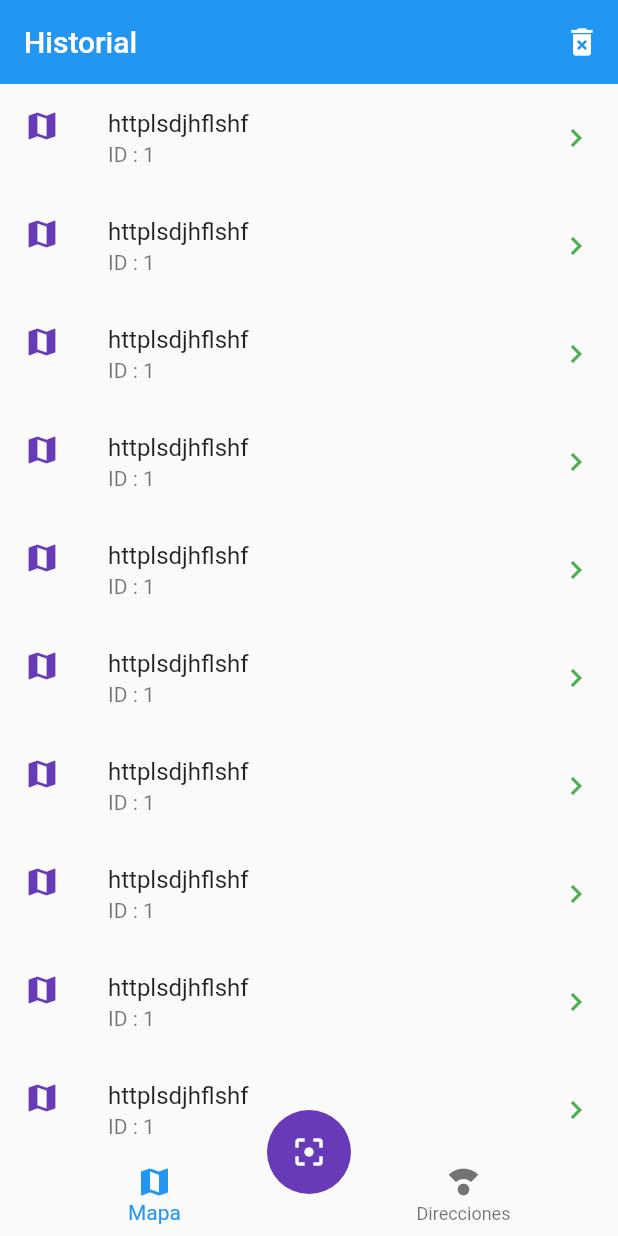
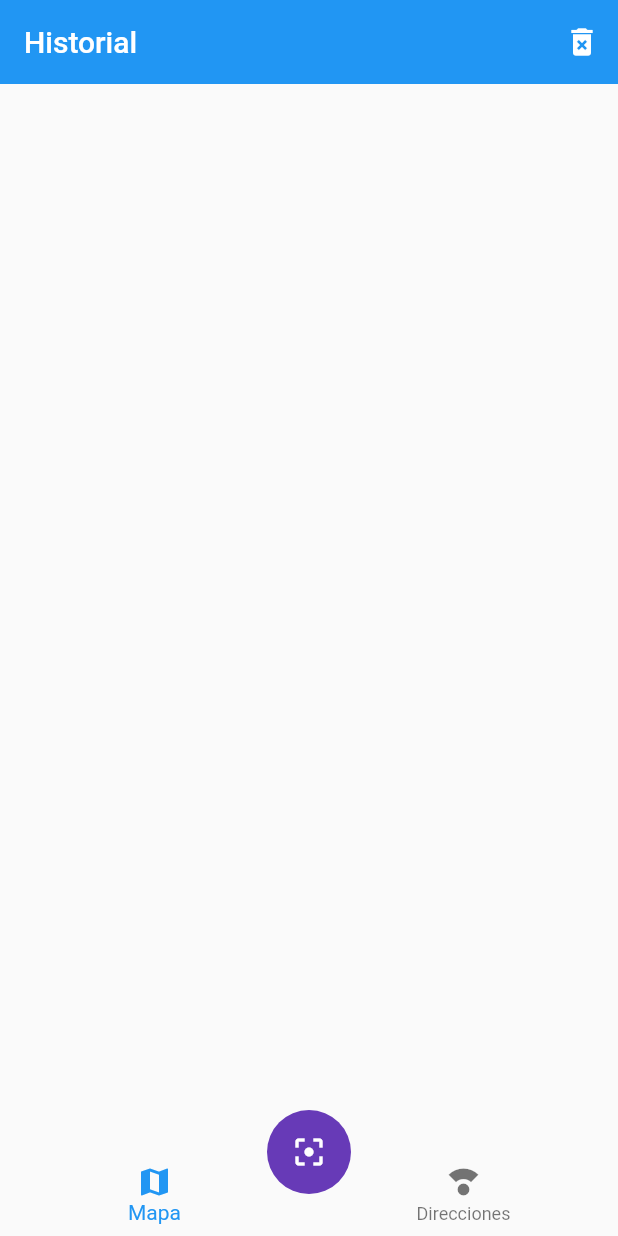
Before and after one commit to CRUXsur/qr_reader, a Flutter app: the screen it shows after launch, on a phone screen of 412 x 824 dp. Run offline on Flutter 3.47's test engine with Material 2 defaults, Android fonts, the phone set to English and light mode, and no system bars; our stand-ins replace sqflite; missing offline and left inert: flutter_barcode_scanner; accounts and stored records are empty.

Commit message:
ScanListProvider - Leer Scans de la base de datos

```diff
--- a/lib/pages/home_page.dart
+++ b/lib/pages/home_page.dart
@@ -6,6 +6,7 @@ import 'package:qr_reader/pages/direcciones_page.dart';
 
 import 'package:qr_reader/providers/db_provider.dart';
 import 'package:qr_reader/providers/ui_provider.dart';
+import 'package:qr_reader/providers/scan_list_provider.dart';
 
 import 'package:qr_reader/widgets/custom_navigatorbar.dart';
 import 'package:qr_reader/widgets/scan_button.dart';
@@ -49,10 +50,16 @@ class _HomePageBody extends StatelessWidget {
     //DBProvider.db.getTodosLosScans().then(print);
     //DBProvider.db.deleteAllScans().then(print);
 
+    //Usar el ScanListProvider
+    final scnaListProvider =
+        Provider.of<ScanListProvider>(context, listen: false);
+
     switch (currentIndex) {
       case 0:
+        scnaListProvider.cargarScansPorTipo('geo');
         return MapasPage();
       case 1:
+        scnaListProvider.cargarScansPorTipo('http');
         return DireccionesPage();
       default:
         return MapasPage();
--- a/lib/pages/mapas_page.dart
+++ b/lib/pages/mapas_page.dart
@@ -1,19 +1,26 @@
 import 'package:flutter/material.dart';
+
+import 'package:provider/provider.dart';
+import 'package:qr_reader/providers/scan_list_provider.dart';
 
 class MapasPage extends StatelessWidget {
   @override
   Widget build(BuildContext context) {
+    //redibujo!
+    final scanListProvider = Provider.of<ScanListProvider>(context);
+    final scans = scanListProvider.scans;
+
     return ListView.builder(
-      itemCount: 10,
+      itemCount: scans.length,
       itemBuilder: (_, i) => ListTile(
         leading: Icon(Icons.map, color: Theme.of(context).primaryColor),
-        title: const Text('httplsdjhflshf'),
-        subtitle: const Text('ID : 1'),
+        title: Text(scans[i].valor),
+        subtitle: Text(scans[i].id.toString()),
         trailing: const Icon(
           Icons.keyboard_arrow_right,
           color: Colors.green,
         ),
-        onTap: () => print('abrir algo....'),
+        onTap: () => print(scans[i].id),
       ),
     );
   }
```
Also changed, not shown: lib/pages/direcciones_page.dart (+22 -2 lines), lib/widgets/scan_button.dart (+7 -0 lines).
